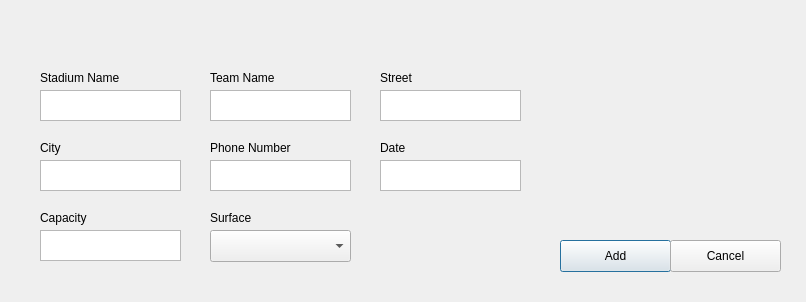
The window that app/baseball_gui/add_stadium.ui (housengw/CS8-I-Love-Baseball) describes before a commit, drawn with Qt 5.
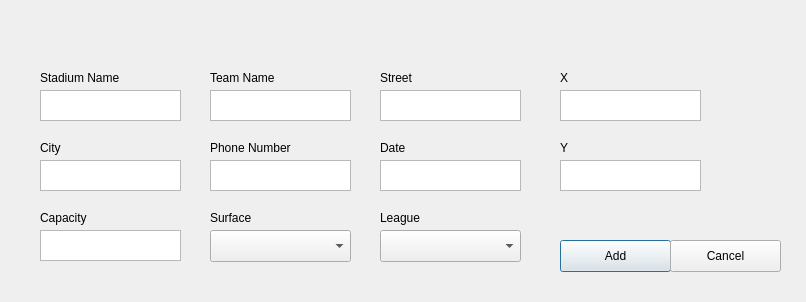
The same window after the commit.

Patch:
```diff
--- a/app/baseball_gui/add_stadium.ui
+++ b/app/baseball_gui/add_stadium.ui
@@ -223,6 +223,75 @@
     <string>Surface</string>
    </property>
   </widget>
+  <widget class="QComboBox" name="league">
+   <property name="geometry">
+    <rect>
+     <x>380</x>
+     <y>230</y>
+     <width>141</width>
+     <height>32</height>
+    </rect>
+   </property>
+  </widget>
+  <widget class="QLabel" name="league_label">
+   <property name="geometry">
+    <rect>
+     <x>380</x>
+     <y>210</y>
+     <width>101</width>
+     <height>16</height>
+    </rect>
+   </property>
+   <property name="text">
+    <string>League</string>
+   </property>
+  </widget>
+  <widget class="QTextEdit" name="y_location">
+   <property name="geometry">
+    <rect>
+     <x>560</x>
+     <y>160</y>
+     <width>141</width>
+     <height>31</height>
+    </rect>
+   </property>
+  </widget>
+  <widget class="QTextEdit" name="x_location">
+   <property name="geometry">
+    <rect>
+     <x>560</x>
+     <y>90</y>
+     <width>141</width>
+     <height>31</height>
+    </rect>
+   </property>
+  </widget>
+  <widget class="QLabel" name="y_label">
+   <property name="geometry">
+    <rect>
+     <x>560</x>
+     <y>140</y>
+     <width>101</width>
+     <height>16</height>
+    </rect>
+   </property>
+   <property name="text">
+    <string>Y</string>
+   </property>
+  </widget>
+  <widget class="QLabel" name="x_label">
+   <property name="geometry">
+    <rect>
+     <x>560</x>
+     <y>70</y>
+     <width>101</width>
+     <height>16</height>
+    </rect>
+   </property>
+   <property name="text">
+    <string>X</string>
+   </property>
+  </widget>
  </widget>
  <resources/>
  <connections/>
```
